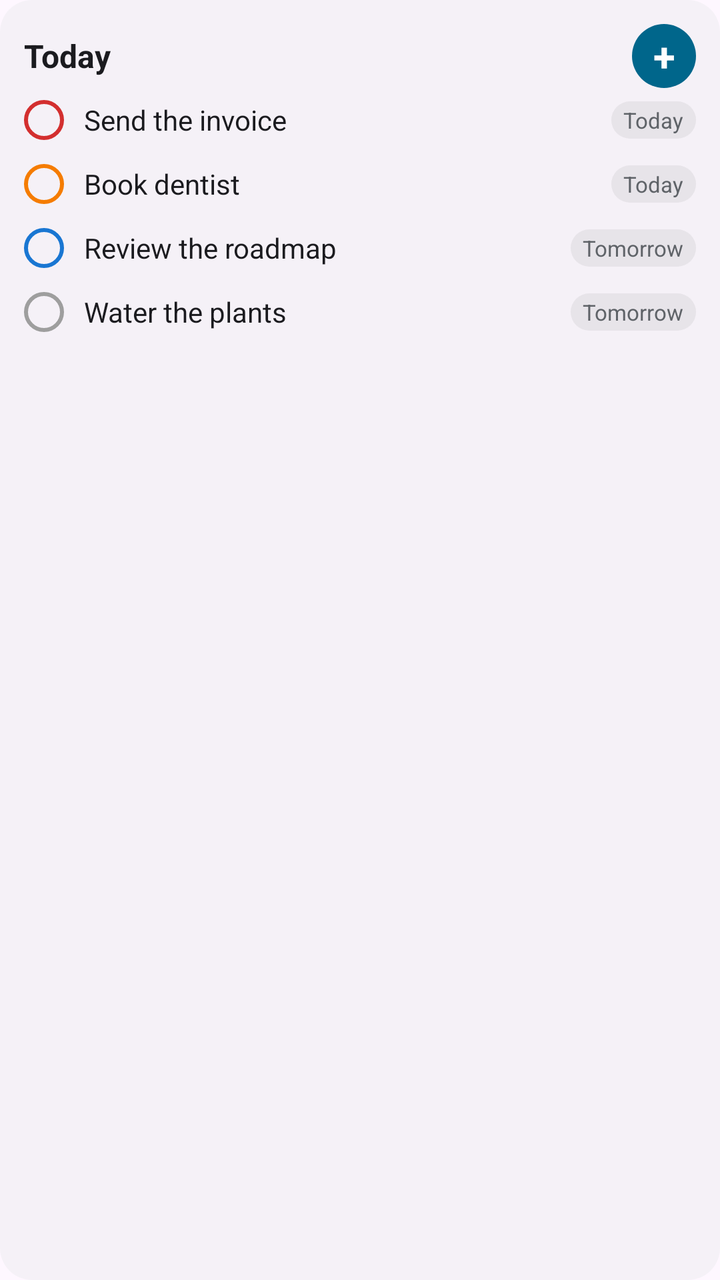
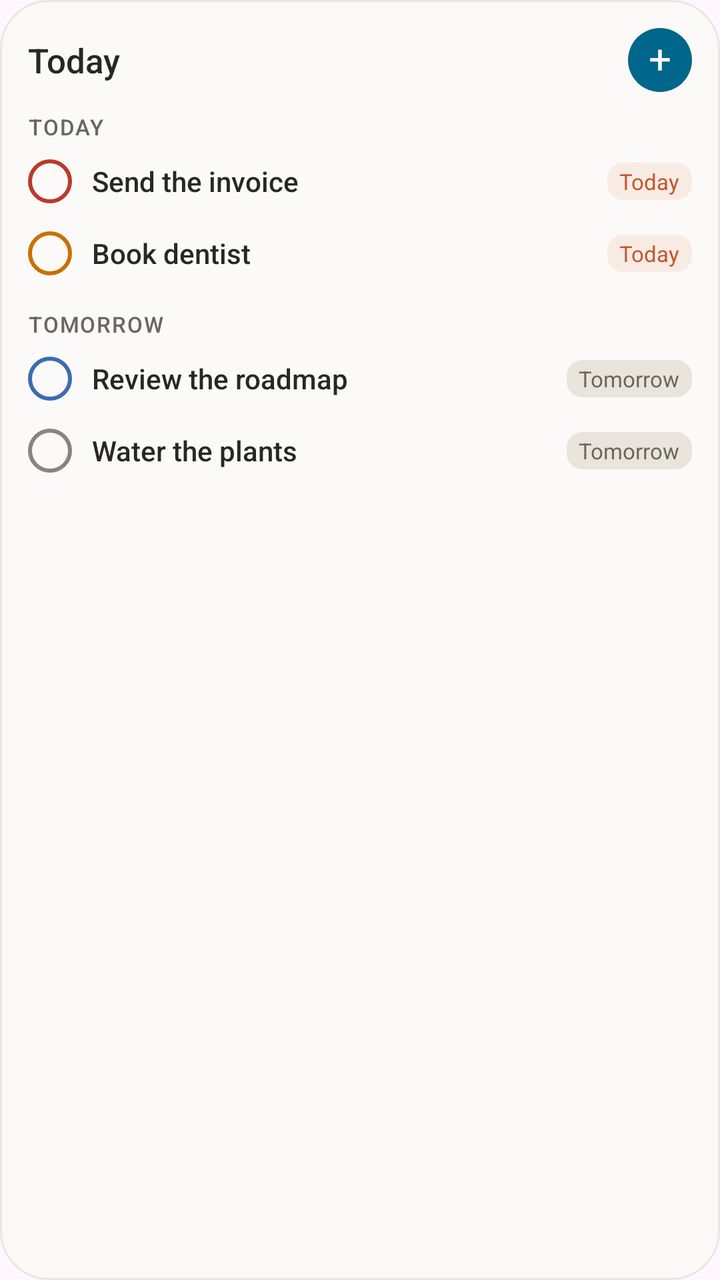

Before-and-after screenshots of an Android layout around one commit, followed by the original layout XML and the change that was made.
<!-- AndroidManifest.xml: application theme Theme.orbit_app -->
<!-- res/layout/widget_list_preview.xml -->
<?xml version="1.0" encoding="utf-8"?>
<LinearLayout xmlns:android="http://schemas.android.com/apk/res/android" android:layout_width="match_parent" android:layout_height="match_parent" android:background="@drawable/widget_panel" android:orientation="vertical" android:padding="12dp">
    <LinearLayout android:layout_width="match_parent" android:layout_height="wrap_content" android:gravity="center_vertical" android:orientation="horizontal">
        <TextView android:layout_width="0dp" android:layout_height="wrap_content" android:layout_weight="1" android:singleLine="true" android:text="@string/preview_list_title" android:textColor="@color/widget_text" android:textSize="16sp" android:textStyle="bold" />
        <TextView android:layout_width="32dp" android:layout_height="32dp" android:background="@drawable/add_button" android:gravity="center" android:text="+" android:textColor="@android:color/white" android:textSize="20sp" android:textStyle="bold" />
    </LinearLayout>
    <LinearLayout android:layout_width="match_parent" android:layout_height="wrap_content" android:gravity="center_vertical" android:orientation="horizontal" android:paddingTop="6dp" android:paddingBottom="6dp">
        <ImageView android:layout_width="20dp" android:layout_height="20dp" android:src="@drawable/ring" android:tint="#D32F2F" />
        <TextView android:layout_width="0dp" android:layout_height="wrap_content" android:layout_marginStart="10dp" android:layout_weight="1" android:singleLine="true" android:ellipsize="end" android:text="@string/preview_task_1" android:textColor="@color/widget_text" android:textSize="14sp" />
        <TextView android:layout_width="wrap_content" android:layout_height="wrap_content" android:layout_marginStart="6dp" android:background="@drawable/chip" android:paddingStart="6dp" android:paddingEnd="6dp" android:paddingTop="2dp" android:paddingBottom="2dp" android:singleLine="true" android:text="@string/preview_due_today" android:textColor="@color/widget_muted" android:textSize="11sp" />
    </LinearLayout>
    <LinearLayout android:layout_width="match_parent" android:layout_height="wrap_content" android:gravity="center_vertical" android:orientation="horizontal" android:paddingTop="6dp" android:paddingBottom="6dp">
        <ImageView android:layout_width="20dp" android:layout_height="20dp" android:src="@drawable/ring" android:tint="#F57C00" />
        <TextView android:layout_width="0dp" android:layout_height="wrap_content" android:layout_marginStart="10dp" android:layout_weight="1" android:singleLine="true" android:ellipsize="end" android:text="@string/preview_task_2" android:textColor="@color/widget_text" android:textSize="14sp" />
        <TextView android:layout_width="wrap_content" android:layout_height="wrap_content" android:layout_marginStart="6dp" android:background="@drawable/chip" android:paddingStart="6dp" android:paddingEnd="6dp" android:paddingTop="2dp" android:paddingBottom="2dp" android:singleLine="true" android:text="@string/preview_due_today" android:textColor="@color/widget_muted" android:textSize="11sp" />
    </LinearLayout>
    <LinearLayout android:layout_width="match_parent" android:layout_height="wrap_content" android:gravity="center_vertical" android:orientation="horizontal" android:paddingTop="6dp" android:paddingBottom="6dp">
        <ImageView android:layout_width="20dp" android:layout_height="20dp" android:src="@drawable/ring" android:tint="#1976D2" />
        <TextView android:layout_width="0dp" android:layout_height="wrap_content" android:layout_marginStart="10dp" android:layout_weight="1" android:singleLine="true" android:ellipsize="end" android:text="@string/preview_task_3" android:textColor="@color/widget_text" android:textSize="14sp" />
        <TextView android:layout_width="wrap_content" android:layout_height="wrap_content" android:layout_marginStart="6dp" android:background="@drawable/chip" android:paddingStart="6dp" android:paddingEnd="6dp" android:paddingTop="2dp" android:paddingBottom="2dp" android:singleLine="true" android:text="@string/preview_due_tomorrow" android:textColor="@color/widget_muted" android:textSize="11sp" />
    </LinearLayout>
    <LinearLayout android:layout_width="match_parent" android:layout_height="wrap_content" android:gravity="center_vertical" android:orientation="horizontal" android:paddingTop="6dp" android:paddingBottom="6dp">
        <ImageView android:layout_width="20dp" android:layout_height="20dp" android:src="@drawable/ring" android:tint="#9E9E9E" />
        <TextView android:layout_width="0dp" android:layout_height="wrap_content" android:layout_marginStart="10dp" android:layout_weight="1" android:singleLine="true" android:ellipsize="end" android:text="@string/preview_task_4" android:textColor="@color/widget_text" android:textSize="14sp" />
        <TextView android:layout_width="wrap_content" android:layout_height="wrap_content" android:layout_marginStart="6dp" android:background="@drawable/chip" android:paddingStart="6dp" android:paddingEnd="6dp" android:paddingTop="2dp" android:paddingBottom="2dp" android:singleLine="true" android:text="@string/preview_due_tomorrow" android:textColor="@color/widget_muted" android:textSize="11sp" />
    </LinearLayout>
</LinearLayout>
<!-- resources referenced by this layout -->
<resources>
  <color name="widget_muted">#5F6368</color>
  <color name="widget_text">#1B1B1F</color>
  <!-- drawable add_button (drawable) -->
  <?xml version="1.0" encoding="utf-8"?>
  <shape xmlns:android="http://schemas.android.com/apk/res/android"
      android:shape="oval">
      <solid android:color="#3949AB" />
  </shape>
  <!-- drawable chip (drawable) -->
  <?xml version="1.0" encoding="utf-8"?>
  <shape xmlns:android="http://schemas.android.com/apk/res/android"
      android:shape="rectangle">
      <solid android:color="#1F808080" />
      <corners android:radius="10dp" />
  </shape>
  <!-- drawable ring (drawable) -->
  <?xml version="1.0" encoding="utf-8"?>
  <shape xmlns:android="http://schemas.android.com/apk/res/android"
      android:shape="oval">
      <solid android:color="@android:color/transparent" />
      <stroke
          android:width="2dp"
          android:color="@android:color/white" />
  </shape>
  <!-- drawable widget_panel (drawable) -->
  <?xml version="1.0" encoding="utf-8"?>
  <shape xmlns:android="http://schemas.android.com/apk/res/android"
      android:shape="rectangle">
      <solid android:color="@color/widget_panel" />
      <corners android:radius="16dp" />
  </shape>
  <string name="preview_due_today">"Today"</string>
  <string name="preview_due_tomorrow">"Tomorrow"</string>
  <string name="preview_list_title">"Today"</string>
  <string name="preview_task_1">"Send the invoice"</string>
  <string name="preview_task_2">"Book dentist"</string>
  <string name="preview_task_3">"Review the roadmap"</string>
  <string name="preview_task_4">"Water the plants"</string>
  <style name="Theme.orbit_app" parent="Theme.Material3.DayNight.NoActionBar">
          
      </style>
  <color name="widget_panel">#CCF3F1F6</color>
</resources>

<!-- the commit's change to res/layout/widget_list_preview.xml (unified diff, before → after) -->
@@ -1,27 +1,29 @@
 <?xml version="1.0" encoding="utf-8"?>
-<LinearLayout xmlns:android="http://schemas.android.com/apk/res/android" android:layout_width="match_parent" android:layout_height="match_parent" android:background="@drawable/widget_panel" android:orientation="vertical" android:padding="12dp">
+<LinearLayout xmlns:android="http://schemas.android.com/apk/res/android" android:layout_width="match_parent" android:layout_height="match_parent" android:background="@drawable/widget_panel" android:orientation="vertical" android:padding="14dp">
     <LinearLayout android:layout_width="match_parent" android:layout_height="wrap_content" android:gravity="center_vertical" android:orientation="horizontal">
-        <TextView android:layout_width="0dp" android:layout_height="wrap_content" android:layout_weight="1" android:singleLine="true" android:text="@string/preview_list_title" android:textColor="@color/widget_text" android:textSize="16sp" android:textStyle="bold" />
-        <TextView android:layout_width="32dp" android:layout_height="32dp" android:background="@drawable/add_button" android:gravity="center" android:text="+" android:textColor="@android:color/white" android:textSize="20sp" android:textStyle="bold" />
+        <TextView android:layout_width="0dp" android:layout_height="wrap_content" android:layout_weight="1" android:fontFamily="sans-serif-medium" android:text="@string/preview_list_title" android:textColor="@color/widget_text" android:textSize="17sp" />
+        <TextView android:layout_width="32dp" android:layout_height="32dp" android:background="@drawable/add_button" android:gravity="center" android:includeFontPadding="false" android:text="+" android:textColor="@color/widget_accent_ink" android:textSize="20sp" />
     </LinearLayout>
-    <LinearLayout android:layout_width="match_parent" android:layout_height="wrap_content" android:gravity="center_vertical" android:orientation="horizontal" android:paddingTop="6dp" android:paddingBottom="6dp">
-        <ImageView android:layout_width="20dp" android:layout_height="20dp" android:src="@drawable/ring" android:tint="#D32F2F" />
-        <TextView android:layout_width="0dp" android:layout_height="wrap_content" android:layout_marginStart="10dp" android:layout_weight="1" android:singleLine="true" android:ellipsize="end" android:text="@string/preview_task_1" android:textColor="@color/widget_text" android:textSize="14sp" />
-        <TextView android:layout_width="wrap_content" android:layout_height="wrap_content" android:layout_marginStart="6dp" android:background="@drawable/chip" android:paddingStart="6dp" android:paddingEnd="6dp" android:paddingTop="2dp" android:paddingBottom="2dp" android:singleLine="true" android:text="@string/preview_due_today" android:textColor="@color/widget_muted" android:textSize="11sp" />
+    <TextView android:layout_width="match_parent" android:layout_height="wrap_content" android:fontFamily="sans-serif-medium" android:letterSpacing="0.06" android:paddingBottom="2dp" android:paddingTop="10dp" android:text="@string/preview_due_today" android:textAllCaps="true" android:textColor="@color/widget_muted" android:textSize="11sp" />
+    <LinearLayout android:layout_width="match_parent" android:layout_height="wrap_content" android:gravity="center_vertical" android:orientation="horizontal" android:paddingBottom="7dp" android:paddingTop="7dp">
+        <ImageView android:layout_width="22dp" android:layout_height="22dp" android:src="@drawable/ring" android:tint="@color/widget_p1" />
+        <TextView android:layout_width="0dp" android:layout_height="wrap_content" android:layout_marginStart="10dp" android:layout_weight="1" android:ellipsize="end" android:fontFamily="sans-serif-medium" android:singleLine="true" android:text="@string/preview_task_1" android:textColor="@color/widget_text" android:textSize="14sp" />
+        <TextView android:layout_width="wrap_content" android:layout_height="wrap_content" android:layout_marginStart="6dp" android:background="@drawable/chip_accent" android:paddingBottom="2dp" android:paddingEnd="6dp" android:paddingStart="6dp" android:paddingTop="2dp" android:singleLine="true" android:text="@string/preview_due_today" android:textColor="@color/widget_accent" android:textSize="11sp" />
     </LinearLayout>
-    <LinearLayout android:layout_width="match_parent" android:layout_height="wrap_content" android:gravity="center_vertical" android:orientation="horizontal" android:paddingTop="6dp" android:paddingBottom="6dp">
-        <ImageView android:layout_width="20dp" android:layout_height="20dp" android:src="@drawable/ring" android:tint="#F57C00" />
-        <TextView android:layout_width="0dp" android:layout_height="wrap_content" android:layout_marginStart="10dp" android:layout_weight="1" android:singleLine="true" android:ellipsize="end" android:text="@string/preview_task_2" android:textColor="@color/widget_text" android:textSize="14sp" />
-        <TextView android:layout_width="wrap_content" android:layout_height="wrap_content" android:layout_marginStart="6dp" android:background="@drawable/chip" android:paddingStart="6dp" android:paddingEnd="6dp" android:paddingTop="2dp" android:paddingBottom="2dp" android:singleLine="true" android:text="@string/preview_due_today" android:textColor="@color/widget_muted" android:textSize="11sp" />
+    <LinearLayout android:layout_width="match_parent" android:layout_height="wrap_content" android:gravity="center_vertical" android:orientation="horizontal" android:paddingBottom="7dp" android:paddingTop="7dp">
+        <ImageView android:layout_width="22dp" android:layout_height="22dp" android:src="@drawable/ring" android:tint="@color/widget_p2" />
+        <TextView android:layout_width="0dp" android:layout_height="wrap_content" android:layout_marginStart="10dp" android:layout_weight="1" android:ellipsize="end" android:fontFamily="sans-serif-medium" android:singleLine="true" android:text="@string/preview_task_2" android:textColor="@color/widget_text" android:textSize="14sp" />
+        <TextView android:layout_width="wrap_content" android:layout_height="wrap_content" android:layout_marginStart="6dp" android:background="@drawable/chip_accent" android:paddingBottom="2dp" android:paddingEnd="6dp" android:paddingStart="6dp" android:paddingTop="2dp" android:singleLine="true" android:text="@string/preview_due_today" android:textColor="@color/widget_accent" android:textSize="11sp" />
     </LinearLayout>
-    <LinearLayout android:layout_width="match_parent" android:layout_height="wrap_content" android:gravity="center_vertical" android:orientation="horizontal" android:paddingTop="6dp" android:paddingBottom="6dp">
-        <ImageView android:layout_width="20dp" android:layout_height="20dp" android:src="@drawable/ring" android:tint="#1976D2" />
-        <TextView android:layout_width="0dp" android:layout_height="wrap_content" android:layout_marginStart="10dp" android:layout_weight="1" android:singleLine="true" android:ellipsize="end" android:text="@string/preview_task_3" android:textColor="@color/widget_text" android:textSize="14sp" />
-        <TextView android:layout_width="wrap_content" android:layout_height="wrap_content" android:layout_marginStart="6dp" android:background="@drawable/chip" android:paddingStart="6dp" android:paddingEnd="6dp" android:paddingTop="2dp" android:paddingBottom="2dp" android:singleLine="true" android:text="@string/preview_due_tomorrow" android:textColor="@color/widget_muted" android:textSize="11sp" />
+    <TextView android:layout_width="match_parent" android:layout_height="wrap_content" android:fontFamily="sans-serif-medium" android:letterSpacing="0.06" android:paddingBottom="2dp" android:paddingTop="10dp" android:text="@string/preview_due_tomorrow" android:textAllCaps="true" android:textColor="@color/widget_muted" android:textSize="11sp" />
+    <LinearLayout android:layout_width="match_parent" android:layout_height="wrap_content" android:gravity="center_vertical" android:orientation="horizontal" android:paddingBottom="7dp" android:paddingTop="7dp">
+        <ImageView android:layout_width="22dp" android:layout_height="22dp" android:src="@drawable/ring" android:tint="@color/widget_p3" />
+        <TextView android:layout_width="0dp" android:layout_height="wrap_content" android:layout_marginStart="10dp" android:layout_weight="1" android:ellipsize="end" android:fontFamily="sans-serif-medium" android:singleLine="true" android:text="@string/preview_task_3" android:textColor="@color/widget_text" android:textSize="14sp" />
+        <TextView android:layout_width="wrap_content" android:layout_height="wrap_content" android:layout_marginStart="6dp" android:background="@drawable/chip" android:paddingBottom="2dp" android:paddingEnd="6dp" android:paddingStart="6dp" android:paddingTop="2dp" android:singleLine="true" android:text="@string/preview_due_tomorrow" android:textColor="@color/widget_muted" android:textSize="11sp" />
     </LinearLayout>
-    <LinearLayout android:layout_width="match_parent" android:layout_height="wrap_content" android:gravity="center_vertical" android:orientation="horizontal" android:paddingTop="6dp" android:paddingBottom="6dp">
-        <ImageView android:layout_width="20dp" android:layout_height="20dp" android:src="@drawable/ring" android:tint="#9E9E9E" />
-        <TextView android:layout_width="0dp" android:layout_height="wrap_content" android:layout_marginStart="10dp" android:layout_weight="1" android:singleLine="true" android:ellipsize="end" android:text="@string/preview_task_4" android:textColor="@color/widget_text" android:textSize="14sp" />
-        <TextView android:layout_width="wrap_content" android:layout_height="wrap_content" android:layout_marginStart="6dp" android:background="@drawable/chip" android:paddingStart="6dp" android:paddingEnd="6dp" android:paddingTop="2dp" android:paddingBottom="2dp" android:singleLine="true" android:text="@string/preview_due_tomorrow" android:textColor="@color/widget_muted" android:textSize="11sp" />
+    <LinearLayout android:layout_width="match_parent" android:layout_height="wrap_content" android:gravity="center_vertical" android:orientation="horizontal" android:paddingBottom="7dp" android:paddingTop="7dp">
+        <ImageView android:layout_width="22dp" android:layout_height="22dp" android:src="@drawable/ring" android:tint="@color/widget_p4" />
+        <TextView android:layout_width="0dp" android:layout_height="wrap_content" android:layout_marginStart="10dp" android:layout_weight="1" android:ellipsize="end" android:fontFamily="sans-serif-medium" android:singleLine="true" android:text="@string/preview_task_4" android:textColor="@color/widget_text" android:textSize="14sp" />
+        <TextView android:layout_width="wrap_content" android:layout_height="wrap_content" android:layout_marginStart="6dp" android:background="@drawable/chip" android:paddingBottom="2dp" android:paddingEnd="6dp" android:paddingStart="6dp" android:paddingTop="2dp" android:singleLine="true" android:text="@string/preview_due_tomorrow" android:textColor="@color/widget_muted" android:textSize="11sp" />
     </LinearLayout>
 </LinearLayout>
<!-- resource entries referenced after the edit -->
@@ -1,19 +1,29 @@
 <!-- resources referenced by this layout -->
 <resources>
-  <color name="widget_muted">#5F6368</color>
-  <color name="widget_text">#1B1B1F</color>
+  <color name="widget_accent">#C2552F</color>
+  <color name="widget_accent_ink">#FFFFFF</color>
+  <color name="widget_muted">#6B665E</color>
+  <color name="widget_p1">#BB3A2A</color>
+  <color name="widget_p2">#C77100</color>
+  <color name="widget_p3">#3B6CB0</color>
+  <color name="widget_p4">#8A847A</color>
+  <color name="widget_text">#2A2723</color>
   <!-- drawable add_button (drawable) -->
   <?xml version="1.0" encoding="utf-8"?>
-  <shape xmlns:android="http://schemas.android.com/apk/res/android"
-      android:shape="oval">
-      <solid android:color="#3949AB" />
+  <shape xmlns:android="http://schemas.android.com/apk/res/android" android:shape="oval">
+      <solid android:color="@color/widget_accent" />
   </shape>
   <!-- drawable chip (drawable) -->
   <?xml version="1.0" encoding="utf-8"?>
-  <shape xmlns:android="http://schemas.android.com/apk/res/android"
-      android:shape="rectangle">
-      <solid android:color="#1F808080" />
-      <corners android:radius="10dp" />
+  <shape xmlns:android="http://schemas.android.com/apk/res/android" android:shape="rectangle">
+      <solid android:color="@color/widget_sunk" />
+      <corners android:radius="8dp" />
+  </shape>
+  <!-- drawable chip_accent (drawable) -->
+  <?xml version="1.0" encoding="utf-8"?>
+  <shape xmlns:android="http://schemas.android.com/apk/res/android" android:shape="rectangle">
+      <solid android:color="@color/widget_accent_soft" />
+      <corners android:radius="8dp" />
   </shape>
   <!-- drawable ring (drawable) -->
   <?xml version="1.0" encoding="utf-8"?>
@@ -26,10 +36,10 @@
   </shape>
   <!-- drawable widget_panel (drawable) -->
   <?xml version="1.0" encoding="utf-8"?>
-  <shape xmlns:android="http://schemas.android.com/apk/res/android"
-      android:shape="rectangle">
+  <shape xmlns:android="http://schemas.android.com/apk/res/android" android:shape="rectangle">
       <solid android:color="@color/widget_panel" />
-      <corners android:radius="16dp" />
+      <corners android:radius="24dp" />
+      <stroke android:width="1dp" android:color="@color/widget_line" />
   </shape>
   <string name="preview_due_today">"Today"</string>
   <string name="preview_due_tomorrow">"Tomorrow"</string>
@@ -41,6 +51,9 @@
   <style name="Theme.orbit_app" parent="Theme.Material3.DayNight.NoActionBar">
           
       </style>
-  <color name="widget_panel">#CCF3F1F6</color>
+  <color name="widget_sunk">#E9E4DC</color>
+  <color name="widget_accent_soft">#F8EBE4</color>
+  <color name="widget_panel">#FBFAF8</color>
+  <color name="widget_line">#EBE7E0</color>
 </resources>
 
